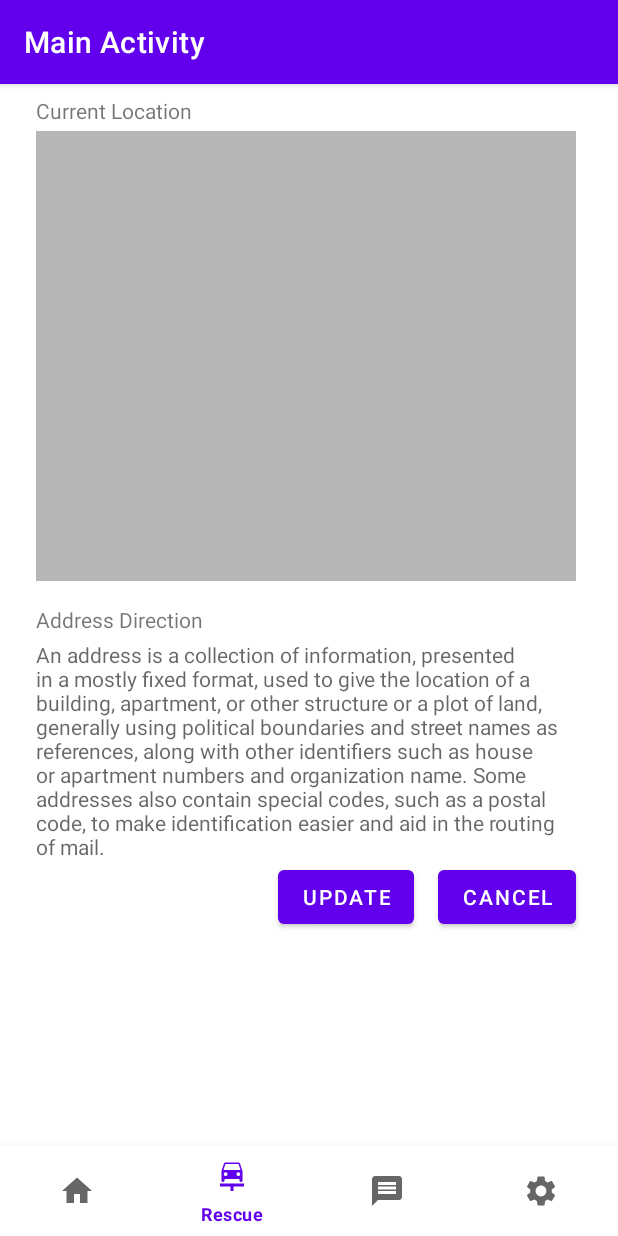
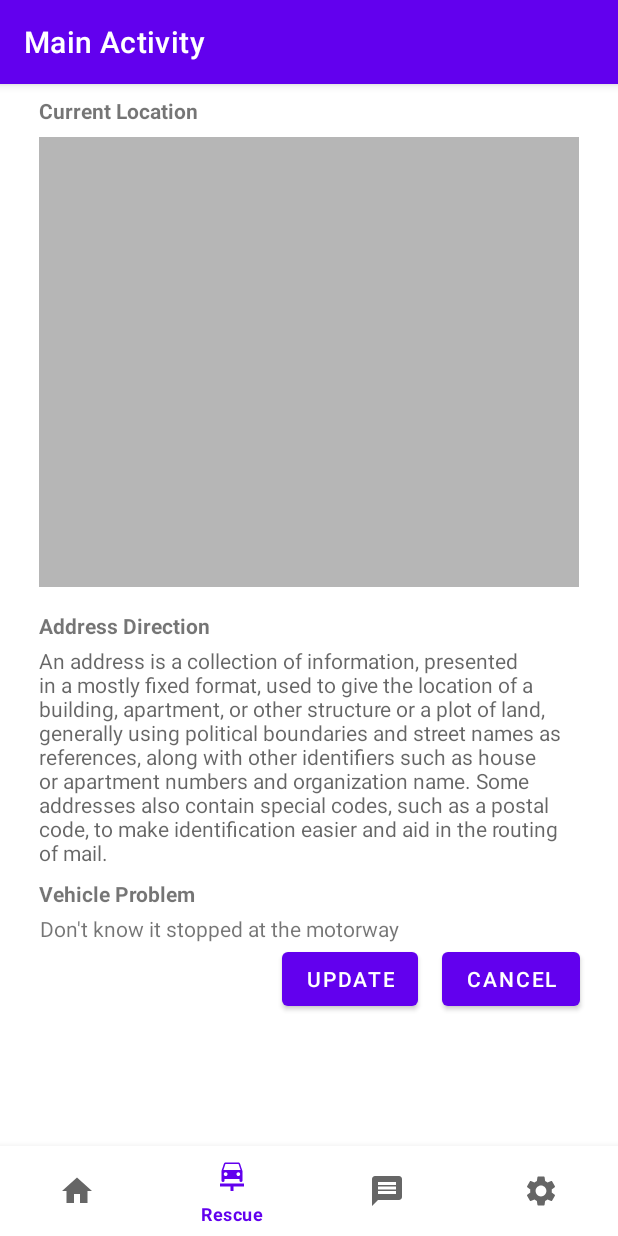
Before and after one commit to marifoglu/On-Road-Vehicle-Breakdown-Help-Assistant, an Android app: the fragment RescueFragment placed in its activity, item 2 of the bottom bar chosen, on a phone screen of 412 x 824 dp. Run offline under Robolectric (Android 15) with nearby library versions, the phone set to English and light mode, and no system bars; our stand-ins replace Firebase (no records; nobody signed in at launch, a user with empty details on screens opened directly).

Commit message:
Changed rescue layout

```diff
--- a/app/src/main/java/com/darth/on_road_vehicle_breakdown_help/view/HomeFragment.kt
+++ b/app/src/main/java/com/darth/on_road_vehicle_breakdown_help/view/HomeFragment.kt
@@ -37,4 +37,8 @@ class HomeFragment : Fragment() {
         return binding.root
     }
 
+    override fun onDestroyView() {
+        super.onDestroyView()
+        _binding = null
+    }
 }
--- a/app/src/main/java/com/darth/on_road_vehicle_breakdown_help/view/NotificationFragment.kt
+++ b/app/src/main/java/com/darth/on_road_vehicle_breakdown_help/view/NotificationFragment.kt
@@ -37,5 +37,8 @@ class NotificationFragment : Fragment() {
         return binding.root
     }
 
-
+    override fun onDestroyView() {
+        super.onDestroyView()
+        _binding = null
+    }
 }
--- a/app/src/main/java/com/darth/on_road_vehicle_breakdown_help/view/RescueFragment.kt
+++ b/app/src/main/java/com/darth/on_road_vehicle_breakdown_help/view/RescueFragment.kt
@@ -1,10 +1,13 @@
 package com.darth.on_road_vehicle_breakdown_help.view
 
+import android.app.AlertDialog
+import android.content.Intent
 import android.os.Bundle
 import androidx.fragment.app.Fragment
 import android.view.LayoutInflater
 import android.view.View
 import android.view.ViewGroup
+import android.widget.Button
 import com.darth.on_road_vehicle_breakdown_help.R
 import com.darth.on_road_vehicle_breakdown_help.databinding.FragmentNotificationBinding
 import com.darth.on_road_vehicle_breakdown_help.databinding.FragmentRescueBinding
@@ -31,8 +34,23 @@ class RescueFragment : Fragment() {
         // Inflate the layout for this fragment
         _binding = FragmentRescueBinding.inflate(inflater, container, false)
 
+        val cancelButton = binding.root.findViewById<Button>(R.id.buttonCancel)
+        val updateButton = binding.root.findViewById<Button>(R.id.buttonUpdate)
 
-
+        updateButton.setOnClickListener {
+            val builder = AlertDialog.Builder(requireContext())
+            builder.setTitle("Update")
+            builder.setMessage("Are you sure you want to update help request?")
+            builder.setPositiveButton("Yes") { _, _ ->
+                val intent = Intent(requireContext(), MapsActivity::class.java)
+                intent.putExtra("Key", "update")
+                startActivity(intent)
+            }
+            builder.setNegativeButton("No") { _, _ ->
+                // empty...
+            }
+            builder.create().show()
+        }
 
         return binding.root
     }
@@ -40,4 +58,11 @@ class RescueFragment : Fragment() {
     fun cancelRequest(view: View) {}
     fun updateRequest(view: View) {}
 
+
+
+
+    override fun onDestroyView() {
+        super.onDestroyView()
+        _binding = null
+    }
 }
--- a/app/src/main/res/layout/activity_main.xml
+++ b/app/src/main/res/layout/activity_main.xml
@@ -12,7 +12,6 @@
         android:layout_height="0dp"
         app:layout_constraintBottom_toTopOf="@+id/bottomNavigationView"
         app:layout_constraintEnd_toEndOf="parent"
-        app:layout_constraintHorizontal_bias="0.0"
         app:layout_constraintStart_toStartOf="parent"
         app:layout_constraintTop_toTopOf="parent">
 
--- a/app/src/main/res/layout/fragment_rescue.xml
+++ b/app/src/main/res/layout/fragment_rescue.xml
@@ -14,11 +14,10 @@
             android:id="@+id/textViewLocation"
             android:layout_width="wrap_content"
             android:layout_height="wrap_content"
-            android:layout_marginStart="24dp"
             android:layout_marginTop="8dp"
             android:text="Current Location"
-            app:layout_constraintBottom_toTopOf="@+id/mainFrameLayout"
-            app:layout_constraintStart_toStartOf="parent"
+            android:textStyle="bold"
+            app:layout_constraintStart_toStartOf="@+id/mainFrameLayout"
             app:layout_constraintTop_toTopOf="parent" />
 
         <FrameLayout
@@ -26,14 +25,12 @@
             android:layout_width="360dp"
             android:layout_height="300dp"
             android:layout_marginStart="24dp"
-            android:layout_marginTop="4dp"
+            android:layout_marginTop="8dp"
             android:layout_marginEnd="24dp"
             android:background="#B6B6B6"
             app:layout_constraintEnd_toEndOf="parent"
-            app:layout_constraintHorizontal_bias="0.0"
             app:layout_constraintStart_toStartOf="parent"
-            app:layout_constraintTop_toBottomOf="@+id/textViewLocation">
-        </FrameLayout>
+            app:layout_constraintTop_toBottomOf="@+id/textViewLocation"></FrameLayout>
 
         <TextView
             android:id="@+id/textViewDirection"
@@ -41,11 +38,12 @@
             android:layout_height="wrap_content"
             android:layout_marginTop="16dp"
             android:text="Address Direction"
+            android:textStyle="bold"
             app:layout_constraintStart_toStartOf="@+id/mainFrameLayout"
             app:layout_constraintTop_toBottomOf="@+id/mainFrameLayout" />
 
         <TextView
-            android:id="@+id/textViewDirectionExplain"
+            android:id="@+id/vehicleLocation"
             android:layout_width="360dp"
             android:layout_height="wrap_content"
             android:layout_marginTop="4dp"
@@ -56,6 +54,28 @@
             app:layout_constraintStart_toStartOf="@+id/textViewDirection"
             app:layout_constraintTop_toBottomOf="@+id/textViewDirection" />
 
+        <TextView
+            android:id="@+id/textView6"
+            android:layout_width="360dp"
+            android:layout_height="wrap_content"
+            android:layout_marginTop="8dp"
+            android:text="Vehicle Problem"
+            android:textStyle="bold"
+            app:layout_constraintEnd_toEndOf="parent"
+            app:layout_constraintStart_toStartOf="parent"
+            app:layout_constraintTop_toBottomOf="@+id/vehicleLocation"></TextView>
+
+        <TextView
+            android:id="@+id/vehicleProblem"
+            android:layout_width="360dp"
+            android:layout_height="wrap_content"
+            android:layout_marginTop="4dp"
+            android:text="Don't know it stopped at the motorway"
+            app:layout_constraintEnd_toEndOf="parent"
+            app:layout_constraintHorizontal_bias="0.509"
+            app:layout_constraintStart_toStartOf="parent"
+            app:layout_constraintTop_toBottomOf="@+id/textView6"></TextView>
+
         <Button
             android:id="@+id/buttonUpdate"
             android:layout_width="wrap_content"
@@ -64,7 +84,7 @@
             android:onClick="updateRequest"
             android:text="Update"
             app:layout_constraintEnd_toStartOf="@+id/buttonCancel"
-            app:layout_constraintTop_toBottomOf="@+id/textViewDirectionExplain" />
+            app:layout_constraintTop_toBottomOf="@+id/vehicleProblem" />
 
         <Button
             android:id="@+id/buttonCancel"
@@ -72,8 +92,8 @@
             android:layout_height="wrap_content"
             android:onClick="cancelRequest"
             android:text="Cancel"
-            app:layout_constraintEnd_toEndOf="@+id/textViewDirectionExplain"
-            app:layout_constraintTop_toBottomOf="@+id/textViewDirectionExplain" />
+            app:layout_constraintEnd_toEndOf="@+id/vehicleProblem"
+            app:layout_constraintTop_toBottomOf="@+id/vehicleProblem" />
 
 
 
--- a/app/src/main/res/layout/fragment_settings.xml
+++ b/app/src/main/res/layout/fragment_settings.xml
@@ -20,7 +20,7 @@
             android:id="@+id/button3"
             android:layout_width="wrap_content"
             android:layout_height="wrap_content"
-            android:text="Logout"
+            android:text="@string/logout"
             android:onClick="logout"
             app:layout_constraintBottom_toBottomOf="@+id/textView3"
             app:layout_constraintEnd_toEndOf="parent"
--- a/app/src/main/res/values/strings.xml
+++ b/app/src/main/res/values/strings.xml
@@ -3,4 +3,5 @@
     <string name="title_activity_maps">MapsActivity</string>
     <!-- TODO: Remove or change this placeholder text -->
     <string name="hello_blank_fragment">Hello blank fragment</string>
+    <string name="logout">Logout</string>
 </resources>
```
Also changed, not shown: app/src/main/AndroidManifest.xml (+8 -0 lines).
